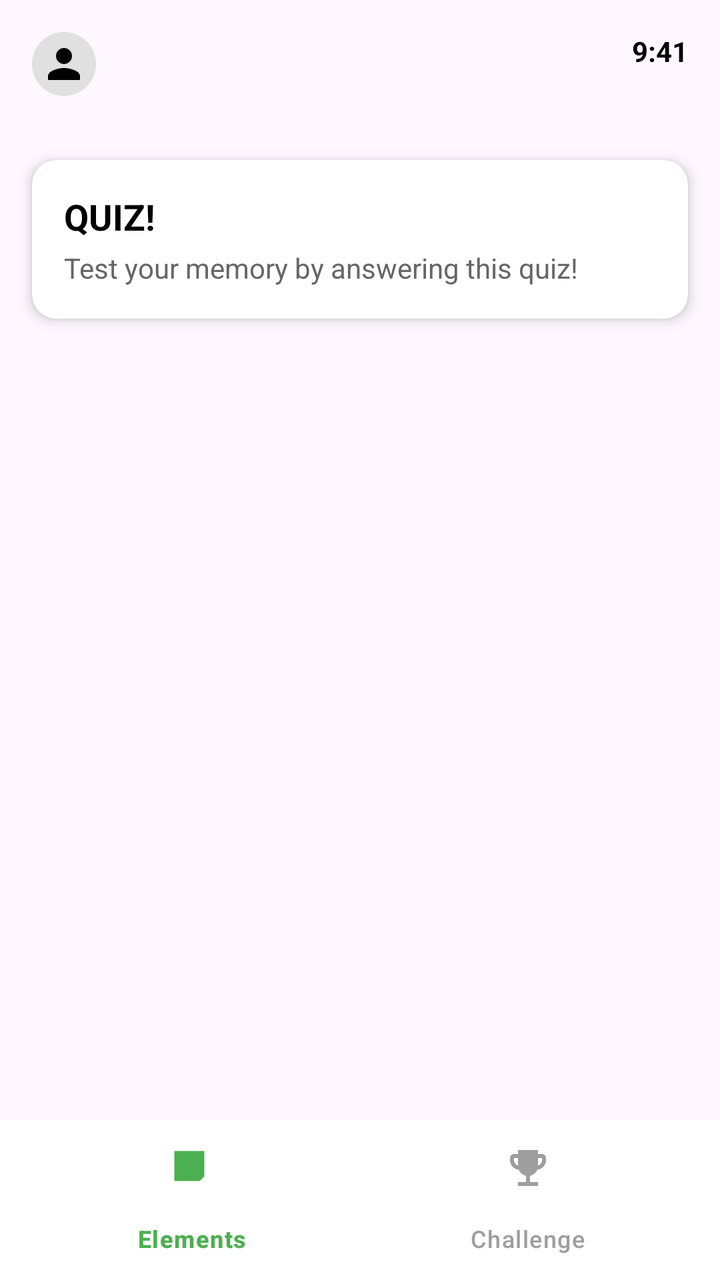
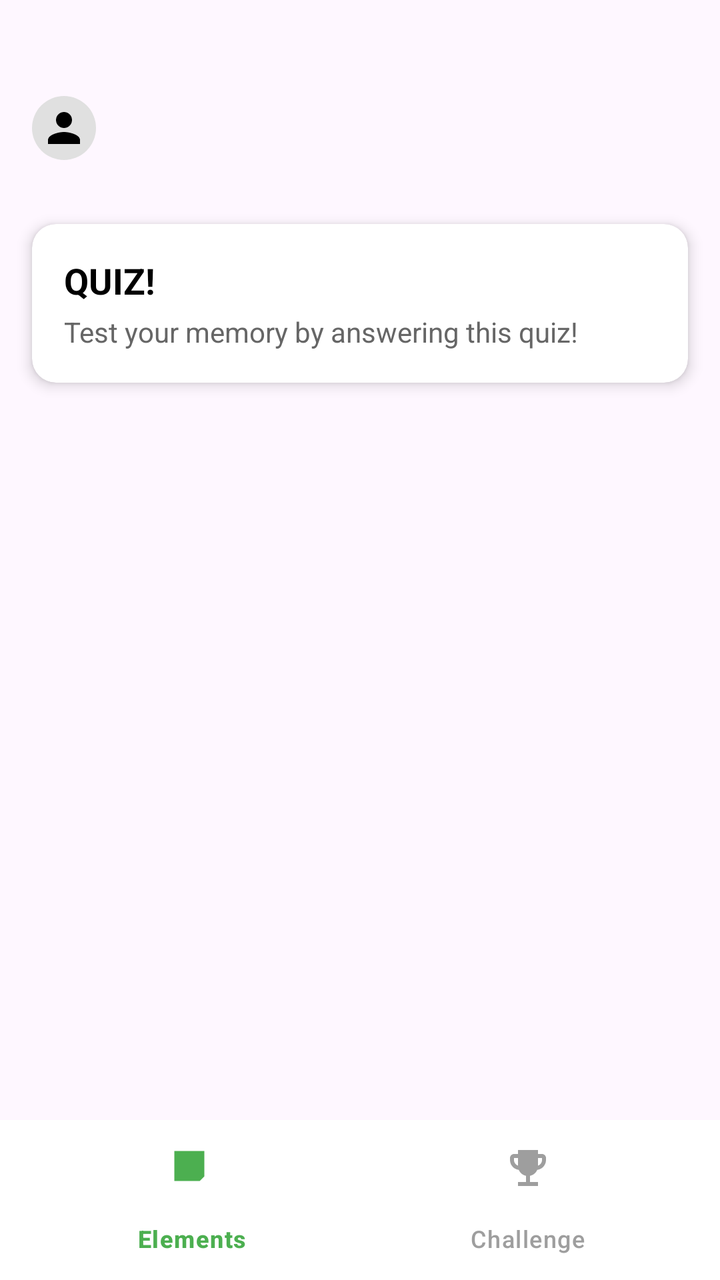

Screens rendered from an Android XML layout before and after an edit, with the pre-edit source and the edit as a unified diff.
<!-- AndroidManifest.xml: application theme Theme.Elementia -->
<!-- res/layout/activity_challege.xml -->
<?xml version="1.0" encoding="utf-8"?>
<androidx.constraintlayout.widget.ConstraintLayout xmlns:android="http://schemas.android.com/apk/res/android"
    xmlns:app="http://schemas.android.com/apk/res-auto"
    xmlns:tools="http://schemas.android.com/tools"
    android:id="@+id/main"
    android:layout_width="match_parent"
    android:layout_height="match_parent"
    tools:context=".activity_challenge">

    <LinearLayout
        android:id="@+id/headerLayout"
        android:layout_width="match_parent"
        android:layout_height="wrap_content"
        android:orientation="horizontal"
        android:padding="16dp"
        app:layout_constraintTop_toTopOf="parent">

        <ImageView
            android:id="@+id/profileImage"
            android:layout_width="32dp"
            android:layout_height="32dp"
            android:background="@drawable/circle_background"
            android:padding="4dp"
            android:src="@drawable/ic_person"
            android:contentDescription="Profile" />

        <View
            android:layout_width="0dp"
            android:layout_height="0dp"
            android:layout_weight="1" />

        <TextView
            android:id="@+id/timeTextView"
            android:layout_width="wrap_content"
            android:layout_height="wrap_content"
            android:text="9:41"
            android:textSize="14sp"
            android:textStyle="bold"
            android:textColor="#000000" />
    </LinearLayout>

    <androidx.cardview.widget.CardView
        android:id="@+id/elementsQuizCard"
        android:layout_width="match_parent"
        android:layout_height="wrap_content"
        android:layout_marginStart="16dp"
        android:layout_marginTop="16dp"
        android:layout_marginEnd="16dp"
        app:cardCornerRadius="12dp"
        app:cardElevation="4dp"
        app:layout_constraintTop_toBottomOf="@id/headerLayout">

        <LinearLayout
            android:id="@+id/quizButton"
            android:layout_width="match_parent"
            android:layout_height="wrap_content"
            android:orientation="vertical"
            android:padding="16dp">

            <TextView
                android:layout_width="match_parent"
                android:layout_height="wrap_content"
                android:text="QUIZ!"
                android:textColor="#000000"
                android:textSize="18sp"
                android:textStyle="bold" />

            <TextView
                android:layout_width="match_parent"
                android:layout_height="wrap_content"
                android:layout_marginTop="4dp"
                android:text="Test your memory by answering this quiz!"
                android:textColor="#666666"
                android:textSize="14sp" />
        </LinearLayout>
    </androidx.cardview.widget.CardView>
    





































    <LinearLayout
        android:id="@+id/bottomNavLayout"
        android:layout_width="match_parent"
        android:layout_height="wrap_content"
        android:orientation="horizontal"
        android:padding="8dp"
        android:gravity="center"
        app:layout_constraintBottom_toBottomOf="parent">

        <TextView
            android:id="@+id/memoryTabText"
            android:layout_width="wrap_content"
            android:layout_height="wrap_content"
            android:text="Memories"
            android:drawableTop="@drawable/ic_memory"
            android:gravity="center"
            android:textSize="12sp"
            android:textColor="#757575"
            android:layout_marginEnd="40dp" />

        <TextView
            android:id="@+id/challengeTabText"
            android:layout_width="wrap_content"
            android:layout_height="wrap_content"
            android:text="Challenge"
            android:drawableTop="@drawable/ic_challenge"
            android:gravity="center"
            android:textColor="#4CAF50"
            android:textSize="12sp"
            android:layout_marginStart="40dp" />
    </LinearLayout>

    
    <com.google.android.material.bottomnavigation.BottomNavigationView
        android:id="@+id/bottomNavigationView"
        android:layout_width="match_parent"
        android:layout_height="wrap_content"
        android:background="@android:color/white"
        app:layout_constraintBottom_toBottomOf="parent"
        app:layout_constraintStart_toStartOf="parent"
        app:layout_constraintEnd_toEndOf="parent"
        app:menu="@menu/bottom_nav_menu"
        app:itemIconTint="@color/bottom_nav_color_selector"
        app:itemTextColor="@color/bottom_nav_color_selector"
        app:labelVisibilityMode="labeled" />


</androidx.constraintlayout.widget.ConstraintLayout>
<!-- resources referenced by this layout -->
<resources>
  <!-- drawable circle_background (drawable) -->
  <?xml version="1.0" encoding="utf-8"?>
  <shape xmlns:android="http://schemas.android.com/apk/res/android"
      android:shape="oval">
      <solid android:color="#E0E0E0" />
  </shape>
  <!-- drawable ic_challenge (drawable) -->
  <?xml version="1.0" encoding="utf-8"?>
  <vector xmlns:android="http://schemas.android.com/apk/res/android"
      android:width="24dp"
      android:height="24dp"
      android:viewportWidth="24"
      android:viewportHeight="24">
      <path
          android:fillColor="#4CAF50"
          android:pathData="M19,5h-2V3H7v2H5C3.9,5 3,5.9 3,7v1c0,2.55 1.92,4.63 4.39,4.94c0.63,1.5 1.98,2.63 3.61,2.96V19H7v2h10v-2h-4v-3.1c1.63,-0.33 2.98,-1.46 3.61,-2.96C19.08,12.63 21,10.55 21,8V7C21,5.9 20.1,5 19,5zM5,8V7h2v3.82C5.84,10.4 5,9.3 5,8zM19,8c0,1.3 -0.84,2.4 -2,2.82V7h2V8z"/>
  </vector>
  <!-- drawable ic_memory (drawable) -->
  <?xml version="1.0" encoding="utf-8"?>
  <vector xmlns:android="http://schemas.android.com/apk/res/android"
      android:width="24dp"
      android:height="24dp"
      android:viewportWidth="24"
      android:viewportHeight="24">
      <path
          android:fillColor="#757575"
          android:pathData="M21,11.01L3,11v2h18zM3,16h12v2H3zM21,6H3v2.01h18z"/>
  </vector>
  <!-- drawable ic_person (drawable) -->
  <?xml version="1.0" encoding="utf-8"?>
  <vector xmlns:android="http://schemas.android.com/apk/res/android"
      android:width="24dp"
      android:height="24dp"
      android:viewportWidth="24"
      android:viewportHeight="24">
      <path
          android:fillColor="#FF000000"
          android:pathData="M12,12c2.21,0 4,-1.79 4,-4s-1.79,-4 -4,-4 -4,1.79 -4,4 1.79,4 4,4zM12,14c-2.67,0 -8,1.34 -8,4v2h16v-2c0,-2.66 -5.33,-4 -8,-4z" />
  </vector>
  <style name="Theme.Elementia" parent="Base.Theme.Elementia" />
  <style name="Base.Theme.Elementia" parent="Theme.Material3.DayNight.NoActionBar">
          
          
      </style>
</resources>

<!-- the commit's change to res/layout/activity_challege.xml (unified diff, before → after) -->
@@ -11,32 +11,26 @@
         android:id="@+id/headerLayout"
         android:layout_width="match_parent"
         android:layout_height="wrap_content"
+        android:layout_marginTop="32dp"
         android:orientation="horizontal"
         android:padding="16dp"
-        app:layout_constraintTop_toTopOf="parent">
+        app:layout_constraintTop_toTopOf="parent"
+        tools:layout_editor_absoluteX="0dp">
 
         <ImageView
             android:id="@+id/profileImage"
             android:layout_width="32dp"
             android:layout_height="32dp"
             android:background="@drawable/circle_background"
+            android:contentDescription="Profile"
             android:padding="4dp"
-            android:src="@drawable/ic_person"
-            android:contentDescription="Profile" />
+            android:src="@drawable/ic_person" />
 
         <View
             android:layout_width="0dp"
             android:layout_height="0dp"
             android:layout_weight="1" />
 
-        <TextView
-            android:id="@+id/timeTextView"
-            android:layout_width="wrap_content"
-            android:layout_height="wrap_content"
-            android:text="9:41"
-            android:textSize="14sp"
-            android:textStyle="bold"
-            android:textColor="#000000" />
     </LinearLayout>
 
     <androidx.cardview.widget.CardView
@@ -112,38 +106,6 @@
 
 
 
-    <LinearLayout
-        android:id="@+id/bottomNavLayout"
-        android:layout_width="match_parent"
-        android:layout_height="wrap_content"
-        android:orientation="horizontal"
-        android:padding="8dp"
-        android:gravity="center"
-        app:layout_constraintBottom_toBottomOf="parent">
-
-        <TextView
-            android:id="@+id/memoryTabText"
-            android:layout_width="wrap_content"
-            android:layout_height="wrap_content"
-            android:text="Memories"
-            android:drawableTop="@drawable/ic_memory"
-            android:gravity="center"
-            android:textSize="12sp"
-            android:textColor="#757575"
-            android:layout_marginEnd="40dp" />
-
-        <TextView
-            android:id="@+id/challengeTabText"
-            android:layout_width="wrap_content"
-            android:layout_height="wrap_content"
-            android:text="Challenge"
-            android:drawableTop="@drawable/ic_challenge"
-            android:gravity="center"
-            android:textColor="#4CAF50"
-            android:textSize="12sp"
-            android:layout_marginStart="40dp" />
-    </LinearLayout>
-
     
     <com.google.android.material.bottomnavigation.BottomNavigationView
         android:id="@+id/bottomNavigationView"
<!-- resource entries referenced after the edit -->
@@ -6,28 +6,6 @@
       android:shape="oval">
       <solid android:color="#E0E0E0" />
   </shape>
-  <!-- drawable ic_challenge (drawable) -->
-  <?xml version="1.0" encoding="utf-8"?>
-  <vector xmlns:android="http://schemas.android.com/apk/res/android"
-      android:width="24dp"
-      android:height="24dp"
-      android:viewportWidth="24"
-      android:viewportHeight="24">
-      <path
-          android:fillColor="#4CAF50"
-          android:pathData="M19,5h-2V3H7v2H5C3.9,5 3,5.9 3,7v1c0,2.55 1.92,4.63 4.39,4.94c0.63,1.5 1.98,2.63 3.61,2.96V19H7v2h10v-2h-4v-3.1c1.63,-0.33 2.98,-1.46 3.61,-2.96C19.08,12.63 21,10.55 21,8V7C21,5.9 20.1,5 19,5zM5,8V7h2v3.82C5.84,10.4 5,9.3 5,8zM19,8c0,1.3 -0.84,2.4 -2,2.82V7h2V8z"/>
-  </vector>
-  <!-- drawable ic_memory (drawable) -->
-  <?xml version="1.0" encoding="utf-8"?>
-  <vector xmlns:android="http://schemas.android.com/apk/res/android"
-      android:width="24dp"
-      android:height="24dp"
-      android:viewportWidth="24"
-      android:viewportHeight="24">
-      <path
-          android:fillColor="#757575"
-          android:pathData="M21,11.01L3,11v2h18zM3,16h12v2H3zM21,6H3v2.01h18z"/>
-  </vector>
   <!-- drawable ic_person (drawable) -->
   <?xml version="1.0" encoding="utf-8"?>
   <vector xmlns:android="http://schemas.android.com/apk/res/android"
